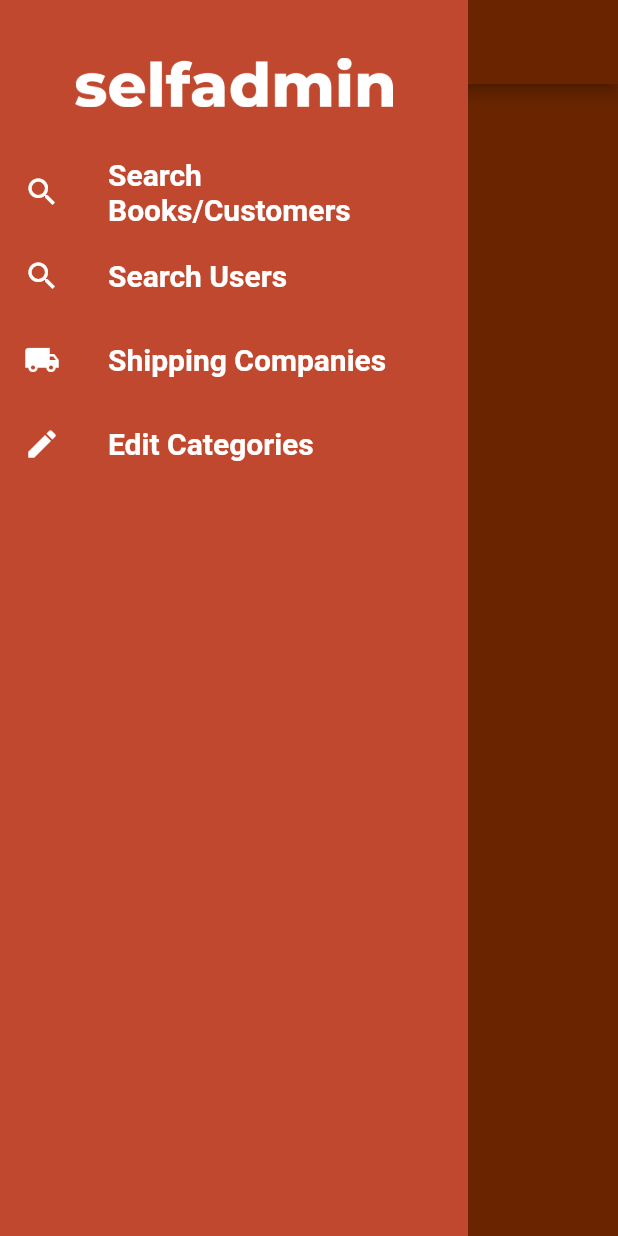
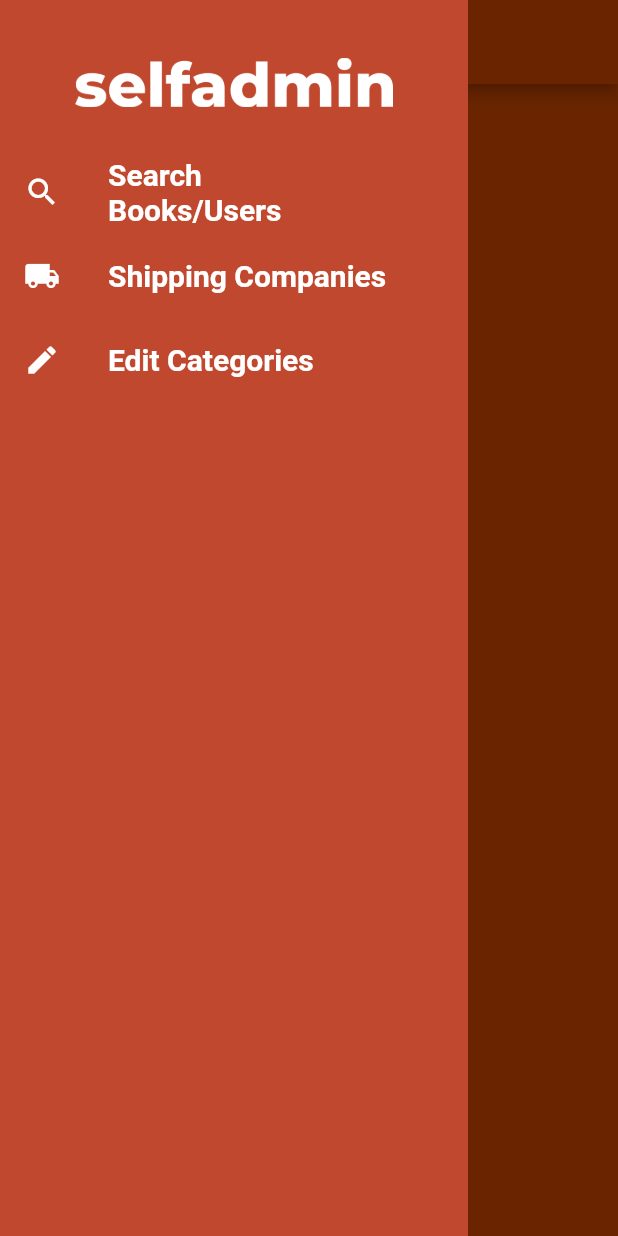
Before and after one commit to tarikisildar/SelfSahaf, a Flutter app: the screen it shows after launch, with the side drawer open, on a phone screen of 412 x 824 dp. Run offline on Flutter 3.47's test engine with Material 2 defaults, Android fonts, the phone set to English and light mode, and no system bars; our stand-ins replace carousel_pro, dio.

Commit message:
page names fixed

```diff
--- a/lib/views/admin_pages/admin_drawer.dart
+++ b/lib/views/admin_pages/admin_drawer.dart
@@ -19,13 +19,12 @@ class AdminDrawer extends StatelessWidget {
               child: Center(
                     child: Image.asset('images/selfadmin_logo/selfadmin.png'),
                   ),
-
             ),
             InkWell(
               child: ListTile(
                   leading: Icon(Icons.search, color: Colors.white),
                   title: Text(
-                    "Search \nBooks/Customers",
+                    "Search \nBooks/Users",
                     style: TextStyle(fontSize: 20, color: Colors.white),
                   )),
               onTap: () => {
@@ -34,15 +33,6 @@ class AdminDrawer extends StatelessWidget {
                   MaterialPageRoute(builder: (context) => AdminSearch()),
                 )
               },
-            ),
-             InkWell(
-              child: ListTile(
-                  leading: Icon(Icons.search, color: Colors.white),
-                  title: Text(
-                    "Search Users",
-                    style: TextStyle(fontSize: 20, color: Colors.white),
-                  )),
-              onTap: () => {},
             ),
             InkWell(
               child: ListTile(
--- a/lib/views/main_page/main_page.dart
+++ b/lib/views/main_page/main_page.dart
@@ -1,6 +1,6 @@
 import 'package:flutter/material.dart';
-import 'package:selfsahaf/views/page_classes/BookCard.dart';
-import 'package:selfsahaf/views/page_classes/HomePageCarousel.dart';
+import 'package:selfsahaf/views/page_classes/book_card.dart';
+import 'package:selfsahaf/views/page_classes/home_page_carousel.dart';
 import 'package:selfsahaf/views/page_classes/account_profile.dart';
 import 'package:selfsahaf/views/page_classes/notifications.dart';
 import 'package:selfsahaf/views/page_classes/sahaf_drawer.dart';
```
Also changed, not shown: lib/views/page_classes/book_card.dart (renamed from lib/views/page_classes/BookCard.dart), lib/views/page_classes/home_page_carousel.dart (renamed from lib/views/page_classes/HomePageCarousel.dart).
